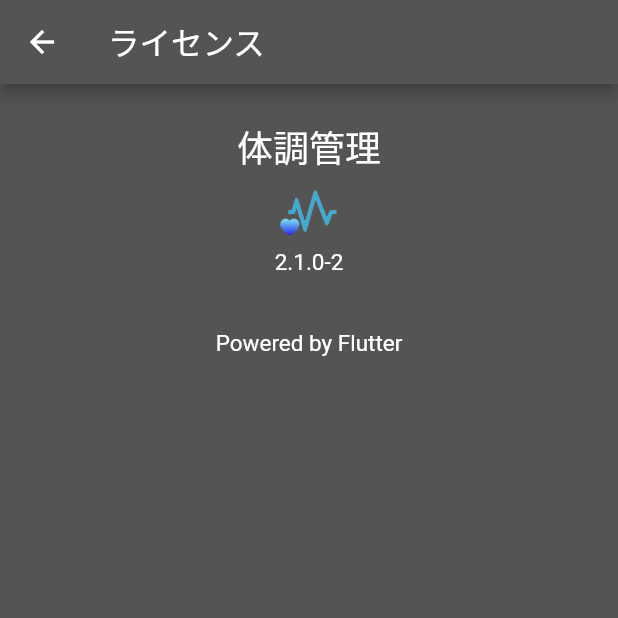
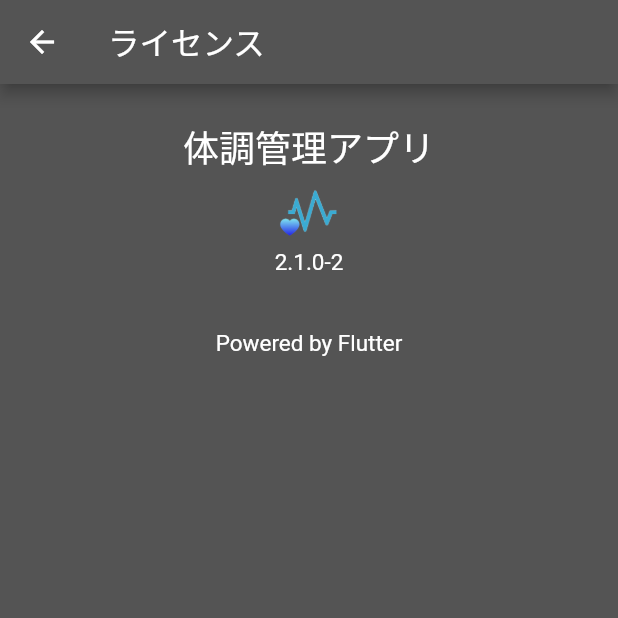
Before and after one commit to hotdrop/simple-dyphic, a Flutter app: the screen it shows after launch, item 2 of the bottom bar chosen, after a tap on "バージョンとライセンス", on a phone screen of 412 x 824 dp, the top half of it. Run offline on Flutter 3.47's test engine with Material 2 defaults, Android fonts, the phone set to English and light mode, and no system bars; our stand-ins replace cloud_firestore, firebase_auth, firebase_core, flutter_riverpod, google_sign_in, hive and 5 more; accounts and stored records are empty; generated files the repository leaves out were written again.

Commit message:
refactor: 多言語対応しないのでstringリソースは集約せず画面に直接入れることにした

```diff
--- a/lib/main.dart
+++ b/lib/main.dart
@@ -3,7 +3,6 @@
 import 'package:flutter_localizations/flutter_localizations.dart';
 import 'package:simple_dyphic/initialize_provider.dart';
 import 'package:simple_dyphic/res/app_theme.dart';
-import 'package:simple_dyphic/res/strings.dart';
 import 'package:simple_dyphic/ui/main_page.dart';
 
 void main() {
@@ -22,7 +21,7 @@
         GlobalWidgetsLocalizations.delegate,
       ],
       supportedLocales: const [Locale('ja', '')],
-      title: Strings.appTitle,
+      title: '体調管理',
       darkTheme: AppTheme.dark,
       themeMode: ThemeMode.dark,
       home: ref.watch(initializerProvider).when(
@@ -41,7 +40,7 @@
   Widget build(BuildContext context) {
     return Scaffold(
       appBar: AppBar(
-        title: const Text(Strings.appTitle),
+        title: const Text('体調管理'),
       ),
       body: const Center(
         child: CircularProgressIndicator(),
@@ -59,7 +58,7 @@
   Widget build(BuildContext context) {
     return Scaffold(
       appBar: AppBar(
-        title: const Text(Strings.appTitle),
+        title: const Text('体調管理'),
       ),
       body: Center(
         child: Text('エラーが発生しました。\n$errorMessage', style: const TextStyle(color: Colors.red)),
--- a/lib/repository/record_repository.dart
+++ b/lib/repository/record_repository.dart
@@ -1,5 +1,4 @@
 import 'package:flutter_riverpod/flutter_riverpod.dart';
-import 'package:simple_dyphic/common/app_logger.dart';
 import 'package:simple_dyphic/model/record.dart';
 import 'package:simple_dyphic/repository/local/record_dao.dart';
 import 'package:simple_dyphic/service/firestore.dart';
@@ -25,7 +24,6 @@
 
   Future<void> restore() async {
     final remoteRecords = await _ref.read(firestoreProvider).findAll();
-    AppLogger.d('リモートから取得したレコード件数: ${remoteRecords.length}');
     await _ref.read(recordDaoProvider).saveAll(remoteRecords);
   }
 
--- a/lib/res/app_theme.dart
+++ b/lib/res/app_theme.dart
@@ -1,23 +1,27 @@
 import 'package:flutter/material.dart';
-import 'package:simple_dyphic/res/colors.dart';
 
 class AppTheme {
   AppTheme._();
 
+  static const Color primaryColor = Colors.lightBlue;
+  static const Color primaryColorDark = Colors.blueAccent;
+  static const Color accentColor = Color(0xFF0000FF);
+  static const Color accentColorDark = Color(0xFF3333FF);
+
   static final ThemeData dark = ThemeData.dark().copyWith(
-    primaryColor: AppColors.primaryColor,
-    primaryColorDark: AppColors.accentColorDark,
+    primaryColor: primaryColor,
+    primaryColorDark: accentColorDark,
     scaffoldBackgroundColor: const Color(0xFF232323),
     applyElevationOverlayColor: true,
-    dividerColor: AppColors.accentColor,
+    dividerColor: accentColor,
     outlinedButtonTheme: OutlinedButtonThemeData(
       style: OutlinedButton.styleFrom(
-        backgroundColor: AppColors.accentColor,
+        backgroundColor: accentColor,
       ),
     ),
     elevatedButtonTheme: ElevatedButtonThemeData(
       style: ElevatedButton.styleFrom(
-        backgroundColor: AppColors.primaryColor,
+        backgroundColor: primaryColor,
       ),
     ),
     checkboxTheme: CheckboxThemeData(
@@ -26,7 +30,7 @@
           return null;
         }
         if (states.contains(MaterialState.selected)) {
-          return AppColors.primaryColor;
+          return primaryColor;
         }
         return null;
       }),
@@ -37,13 +41,13 @@
           return null;
         }
         if (states.contains(MaterialState.selected)) {
-          return AppColors.primaryColor;
+          return primaryColor;
         }
         return null;
       }),
     ),
     floatingActionButtonTheme: const FloatingActionButtonThemeData(
-      backgroundColor: AppColors.primaryColor,
+      backgroundColor: primaryColor,
     ),
   );
 }
--- a/lib/res/colors.dart
+++ /dev/null
@@ -1,21 +0,0 @@
-import 'package:flutter/material.dart';
-
-class AppColors {
-  const AppColors._();
-
-  static const Color primaryColor = Colors.lightBlue;
-  static const Color primaryColorDark = Colors.blueAccent;
-  static const Color accentColor = Color(0xFF0000FF);
-  static const Color accentColorDark = Color(0xFF3333FF);
-
-  static const Color statusBarColor = Color(0xFF0D0D0D);
-  static const Color selectCalender = Color(0xFF66CCFF);
-
-  static const Color mealBreakFast = Color(0xFFFA6B72);
-  static const Color mealLunch = Color(0xFFFCA41F);
-  static const Color mealDinner = Color(0xFF3D2EAD);
-
-  static const Color condition = Color(0xFFA2FD87);
-  static const Color conditionNight = Color(0xFF28A305);
-  static const Color walking = Color(0xFF365FEF);
-}
--- a/lib/res/strings.dart
+++ /dev/null
@@ -1,47 +0,0 @@
-class Strings {
-  const Strings._();
-
-  static const String appTitle = '体調管理';
-
-  // カレンダー
-  static const String calenderPageTitle = 'カレンダー';
-  static const String calenderNoEvent = '予定なし';
-
-  // 記録ページ
-  static const String recordPageTitleDateFormat = 'yyyy年MM月dd日';
-  static const String recordConditionOverview = '今日の体調は？';
-  static const String recordWalkingLabel = '🚶‍♀️散歩した';
-  static const String recordToileLabel = '💩排便した';
-  static const String recordConditionMemoTitle = '体調メモ';
-  static const String recordConditionMemoHint = '細かい体調はこちらに記載しましょう！';
-  static const String recordConditionSaveButton = '体調情報を保存する';
-  static const String recordSaveButton = '保存する';
-  static const String recordCloseAttensionMessage = '内容が更新されていますが、保存せずに閉じてよろしいですか？';
-
-  // 設定ページ
-  static const String settingsPageTitle = '設定';
-  static const String settingsNotLoginEmailLabel = '未サインイン';
-  static const String settingsNotLoginNameLabel = 'ー';
-  static const String settingsLoginInfo = '※Googleアカウントでサインインできます。サインインするとデータのバックアップや復元ができます。';
-  static const String settingsLoginWithGoogle = 'Googleアカウントでサインインする';
-  static const String settingsLogoutLabel = 'Googleアカウントからサインアウトする';
-  static const String settingsSignOutDialogMessage = 'Googleアカウントからサインアウトします。よろしいですか？';
-  static const String settingsLicenseLavel = 'バージョンとライセンス';
-  static const String settingsBackupLabel = 'バックアップ';
-  static const String settingsBackupDetailLabel = 'データをリモートにバックアップします。';
-  static const String settingsBackupConfirmMessage = 'データをリモートにバックアップします。よろしいですか？';
-  static const String settingsBackupSuccessMessage = 'バックアップが完了しました！';
-  static const String settingsRestoreLabel = '復元';
-  static const String settingsRestoreDetailLabel = 'バックアップからデータを復元します。';
-  static const String settingsRestoreConfirmMessage = 'バックアップからデータを復元します。よろしいですか？\n注意！現在のデータは全て消えてしまいます。ご注意ください。';
-  static const String settingsRestoreSuccessMessage = '復元が完了しました！';
-
-  // 体調
-  static const String conditionTypeBad = '悪い';
-  static const String conditionTypeNormal = '普通';
-  static const String conditionTypeGood = '良い';
-
-  // ダイアログ
-  static const String dialogOk = 'OK';
-  static const String dialogCancel = 'キャンセル';
-}
--- a/lib/ui/calender/calendar_page.dart
+++ b/lib/ui/calender/calendar_page.dart
@@ -2,8 +2,6 @@
 import 'package:flutter_riverpod/flutter_riverpod.dart';
 import 'package:simple_dyphic/common/app_logger.dart';
 import 'package:simple_dyphic/model/record.dart';
-import 'package:simple_dyphic/res/colors.dart';
-import 'package:simple_dyphic/res/strings.dart';
 
 import 'package:simple_dyphic/ui/calender/calendar_provider.dart';
 import 'package:simple_dyphic/ui/record/record_page.dart';
@@ -18,7 +16,7 @@
   Widget build(BuildContext context, WidgetRef ref) {
     return Scaffold(
       appBar: AppBar(
-        title: const Text(Strings.calenderPageTitle),
+        title: const Text('カレンダー'),
       ),
       body: ref.watch(calendarControllerProvider).when(
             data: (_) => const _ViewBody(),
@@ -81,7 +79,7 @@
       eventLoader: ref.read(calendarControllerProvider.notifier).getRecordForDay,
       calendarStyle: CalendarStyle(
         selectedDecoration: const BoxDecoration(
-          color: AppColors.selectCalender,
+          color: Color(0xFF66CCFF),
           shape: BoxShape.circle,
         ),
         todayDecoration: BoxDecoration(
--- a/lib/ui/main_page.dart
+++ b/lib/ui/main_page.dart
@@ -1,5 +1,4 @@
 import 'package:flutter/material.dart';
-import 'package:simple_dyphic/res/strings.dart';
 import 'package:simple_dyphic/ui/calender/calendar_page.dart';
 import 'package:simple_dyphic/ui/setting/settings_page.dart';
 
@@ -50,8 +49,8 @@
 }
 
 final _allDestinations = <Destination>[
-  const Destination(Strings.calenderPageTitle, Icons.calendar_today),
-  const Destination(Strings.settingsPageTitle, Icons.settings),
+  const Destination('カレンダー', Icons.calendar_today),
+  const Destination('設定', Icons.settings),
 ];
 
 class Destination {
--- a/lib/ui/setting/settings_page.dart
+++ b/lib/ui/setting/settings_page.dart
@@ -1,7 +1,6 @@
 import 'package:flutter/material.dart';
 import 'package:flutter_riverpod/flutter_riverpod.dart';
 import 'package:simple_dyphic/res/images.dart';
-import 'package:simple_dyphic/res/strings.dart';
 import 'package:simple_dyphic/ui/setting/settings_provider.dart';
 import 'package:simple_dyphic/ui/widget/app_progress_dialog.dart';
 import 'package:simple_dyphic/ui/widget/app_dialog.dart';
@@ -13,7 +12,7 @@
   Widget build(BuildContext context, WidgetRef ref) {
     return Scaffold(
       appBar: AppBar(
-        title: const Text(Strings.settingsPageTitle),
+        title: const Text('設定'),
       ),
       body: ref.watch(settingsControllerProvider).when(
             data: (_) => const _ViewBody(),
@@ -85,12 +84,12 @@
   Widget build(BuildContext context, WidgetRef ref) {
     return ListTile(
       leading: const Icon(Icons.note, size: 32),
-      title: const Text(Strings.settingsLicenseLavel),
+      title: const Text('バージョンとライセンス'),
       trailing: const Icon(Icons.arrow_forward_ios),
       onTap: () {
         showLicensePage(
           context: context,
-          applicationName: Strings.appTitle,
+          applicationName: '体調管理アプリ',
           applicationVersion: ref.read(settingAppVersionProvider),
           applicationIcon: Image.asset(Images.icAppPath, width: 50, height: 50),
         );
@@ -109,11 +108,11 @@
   Widget build(BuildContext context, WidgetRef ref) {
     return ListTile(
       leading: const Icon(Icons.backup, size: 32),
-      title: const Text(Strings.settingsBackupLabel),
-      subtitle: const Text(Strings.settingsBackupDetailLabel),
+      title: const Text('バックアップ'),
+      subtitle: const Text('データをリモートにバックアップします。'),
       onTap: () {
         AppDialog.okAndCancel(
-          message: Strings.settingsBackupConfirmMessage,
+          message: 'データをリモートにバックアップします。よろしいですか？',
           onOk: () => _processBackUp(context, ref),
         ).show(context);
       },
@@ -125,7 +124,7 @@
     progressDialog.show(
       context,
       execute: ref.read(settingsControllerProvider.notifier).backup,
-      onSuccess: (_) => AppDialog.ok(message: Strings.settingsBackupSuccessMessage).show(context),
+      onSuccess: (_) => AppDialog.ok(message: 'バックアップが完了しました！').show(context),
       onError: (err) => AppDialog.ok(message: '$err').show(context),
     );
   }
@@ -141,11 +140,11 @@
   Widget build(BuildContext context, WidgetRef ref) {
     return ListTile(
       leading: const Icon(Icons.settings_backup_restore, size: 32),
-      title: const Text(Strings.settingsRestoreLabel),
-      subtitle: const Text(Strings.settingsRestoreDetailLabel),
+      title: const Text('復元'),
+      subtitle: const Text('バックアップからデータを復元します。'),
       onTap: () {
         AppDialog.okAndCancel(
-          message: Strings.settingsRestoreConfirmMessage,
+          message: 'バックアップからデータを復元します。よろしいですか？\n注意！現在のデータは全て消えてしまいます。ご注意ください。',
           onOk: () => _processRestore(context, ref),
         ).show(context);
       },
@@ -157,7 +156,7 @@
     progressDialog.show(
       context,
       execute: ref.read(settingsControllerProvider.notifier).restore,
-      onSuccess: (_) => AppDialog.ok(message: Strings.settingsRestoreSuccessMessage).show(context),
+      onSuccess: (_) => AppDialog.ok(message: '復元が完了しました！').show(context),
       onError: (err) => AppDialog.ok(message: '$err').show(context),
     );
   }
@@ -175,7 +174,7 @@
       padding: const EdgeInsets.symmetric(horizontal: 24),
       child: ElevatedButton(
         onPressed: () => _processSignIn(context, ref),
-        child: const Text(Strings.settingsLoginWithGoogle),
+        child: const Text('Googleアカウントでサインインする'),
       ),
     );
   }
@@ -202,10 +201,10 @@
     return Padding(
       padding: const EdgeInsets.symmetric(horizontal: 16),
       child: OutlinedButton(
-        child: const Text(Strings.settingsLogoutLabel),
+        child: const Text('Googleアカウントからサインアウトする'),
         onPressed: () {
           AppDialog.okAndCancel(
-            message: Strings.settingsSignOutDialogMessage,
+            message: 'Googleアカウントからサインアウトします。よろしいですか？',
             onOk: () => _processSignOut(context, ref),
           ).show(context);
         },
--- a/lib/ui/setting/settings_provider.dart
+++ b/lib/ui/setting/settings_provider.dart
@@ -3,7 +3,6 @@
 import 'package:riverpod_annotation/riverpod_annotation.dart';
 import 'package:simple_dyphic/repository/account_repository.dart';
 import 'package:simple_dyphic/repository/record_repository.dart';
-import 'package:simple_dyphic/res/strings.dart';
 
 part 'settings_provider.g.dart';
 
@@ -82,14 +81,10 @@
 
 // ログインしているGoogleアカウントのメアド
 final accountEmailProvider = Provider<String>((ref) {
-  return ref.watch(settingIsSignInProvider)
-      ? ref.read(accountRepositoryProvider).userEmail ?? Strings.settingsNotLoginNameLabel
-      : Strings.settingsNotLoginNameLabel;
+  return ref.watch(settingIsSignInProvider) ? ref.read(accountRepositoryProvider).userEmail ?? 'ー' : 'ー';
 });
 
 // ログインしているGoogleアカウント名
 final accountUserNameProvider = Provider<String>((ref) {
-  return ref.watch(settingIsSignInProvider)
-      ? ref.read(accountRepositoryProvider).userName ?? Strings.settingsNotLoginNameLabel
-      : Strings.settingsNotLoginNameLabel;
+  return ref.watch(settingIsSignInProvider) ? ref.read(accountRepositoryProvider).userName ?? 'ー' : 'ー';
 });
--- a/lib/ui/widget/app_check_box.dart
+++ b/lib/ui/widget/app_check_box.dart
@@ -1,5 +1,4 @@
 import 'package:flutter/material.dart';
-import 'package:simple_dyphic/res/strings.dart';
 
 class AppCheckBox extends StatefulWidget {
   const AppCheckBox._(this.isWalking, this.initValue, this.onChecked);
@@ -51,9 +50,9 @@
 
   Widget _viewLabel() {
     if (widget.isWalking) {
-      return const Text(Strings.recordWalkingLabel, style: TextStyle(fontSize: 20));
+      return const Text('🚶‍♀️散歩した', style: TextStyle(fontSize: 20));
     } else {
-      return const Text(Strings.recordToileLabel, style: TextStyle(fontSize: 20));
+      return const Text('💩排便した', style: TextStyle(fontSize: 20));
     }
   }
 }
--- a/lib/ui/widget/app_dialog.dart
+++ b/lib/ui/widget/app_dialog.dart
@@ -1,5 +1,4 @@
 import 'package:flutter/material.dart';
-import 'package:simple_dyphic/res/strings.dart';
 
 class AppDialog {
   const AppDialog._(this._message, this._onOk, this._onCancel);
@@ -39,14 +38,14 @@
               Navigator.pop(context);
               _onCancel!.call();
             },
-            child: const Text(Strings.dialogCancel),
+            child: const Text('キャンセル'),
           ),
         TextButton(
           onPressed: () {
             Navigator.pop(context);
             _onOk?.call();
           },
-          child: const Text(Strings.dialogOk),
+          child: const Text('OK'),
         ),
       ],
     );
```
Also changed, not shown: lib/model/record.dart (+11 -8 lines), lib/ui/record/record_page.dart (+5 -6 lines), lib/ui/record/widget_meal_card.dart (+3 -4 lines).
